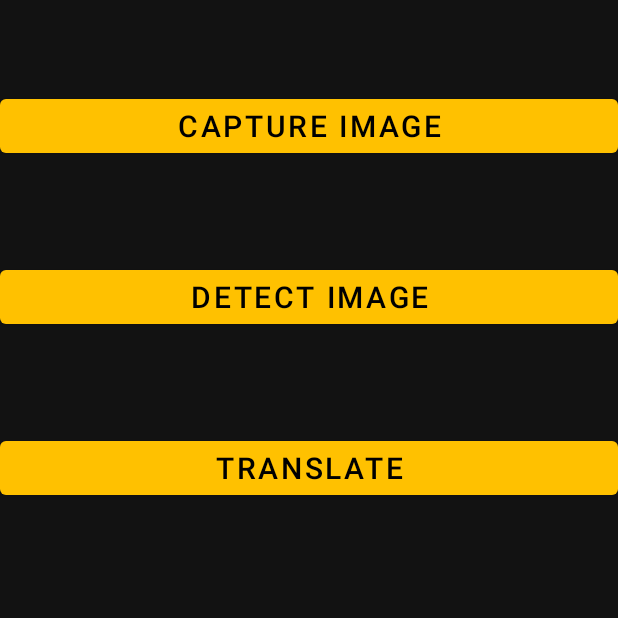
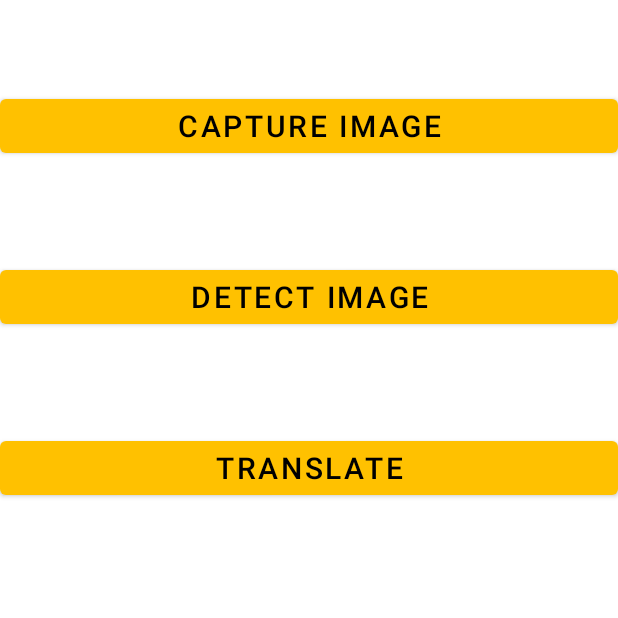
Before and after one commit to nehabalaji/Code-a-thon-Interpreto, an Android app: the TranslationActivity screen opened directly, with no data from a screen before it, on a phone screen of 412 x 824 dp, the top half of it. Run offline under Robolectric (Android 15) with nearby library versions, the phone set to English and light mode, and no system bars; libraries missing offline, so code that uses them is left out: com.google.auth.oauth2, com.google.cloud.translate, com.google.firebase.ml.

Commit message:
final commit

```diff
--- a/app/src/main/res/values/styles.xml
+++ b/app/src/main/res/values/styles.xml
@@ -1,9 +1,9 @@
 <resources>
     <!-- Base application theme. -->
-    <style name="AppTheme" parent="Theme.MaterialComponents.NoActionBar">
+    <style name="AppTheme" parent="Theme.MaterialComponents.Light.NoActionBar">
         <!-- Customize your theme here. -->
         <item name="colorPrimary">#FFC100</item>
-        <item name="colorPrimaryDark">@android:color/white</item>
+        <item name="colorPrimaryDark">#FFC100</item>
         <item name="colorAccent">#FFC100</item>
     </style>
 
```
